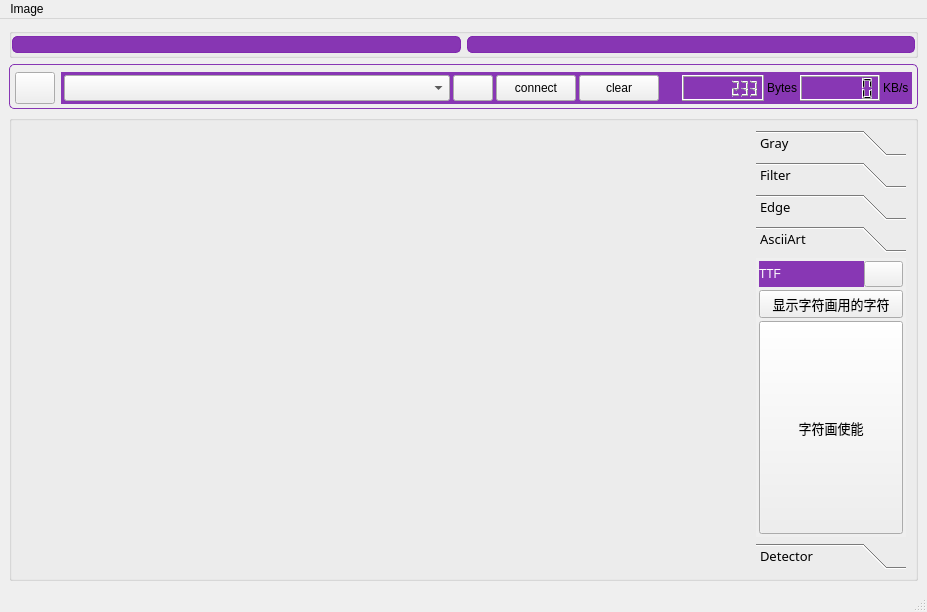
Before: the Qt Designer form usb_receiver.ui in McuMirror/MultiVision, drawn with Qt 5.
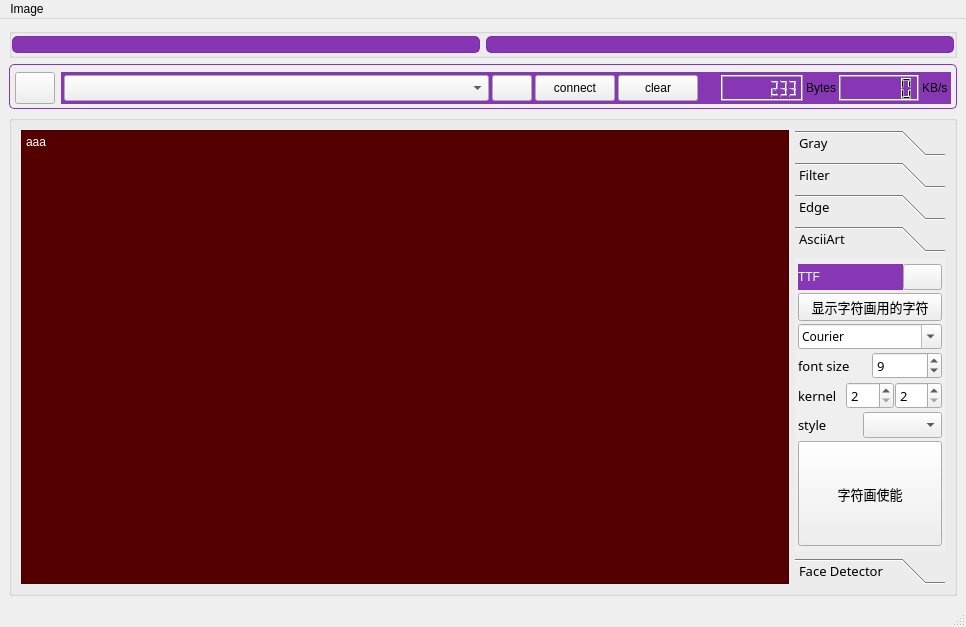
After: the same form once the commit is applied. Icons and pictures are not drawn. Custom widgets are drawn as their Qt base class.

```diff
--- a/usb_receiver.ui
+++ b/usb_receiver.ui
@@ -6,8 +6,8 @@
    <rect>
     <x>0</x>
     <y>0</y>
-    <width>927</width>
-    <height>612</height>
+    <width>966</width>
+    <height>627</height>
    </rect>
   </property>
   <property name="acceptDrops">
@@ -436,13 +436,70 @@
       </property>
       <layout class="QHBoxLayout" name="horizontalLayout_3">
        <item>
-        <widget class="ImageWidget" name="imageWidget" native="true">
-         <property name="sizePolicy">
-          <sizepolicy hsizetype="Preferred" vsizetype="Expanding">
-           <horstretch>0</horstretch>
-           <verstretch>0</verstretch>
-          </sizepolicy>
+        <widget class="QStackedWidget" name="displayStacked">
+         <property name="currentIndex">
+          <number>1</number>
          </property>
+         <widget class="QWidget" name="page">
+          <layout class="QGridLayout" name="gridLayout_2">
+           <property name="leftMargin">
+            <number>0</number>
+           </property>
+           <property name="topMargin">
+            <number>0</number>
+           </property>
+           <property name="rightMargin">
+            <number>0</number>
+           </property>
+           <property name="bottomMargin">
+            <number>0</number>
+           </property>
+           <property name="spacing">
+            <number>0</number>
+           </property>
+           <item row="0" column="0">
+            <widget class="ImageWidget" name="imageWidget" native="true">
+             <property name="sizePolicy">
+              <sizepolicy hsizetype="Preferred" vsizetype="Expanding">
+               <horstretch>0</horstretch>
+               <verstretch>0</verstretch>
+              </sizepolicy>
+             </property>
+            </widget>
+           </item>
+          </layout>
+         </widget>
+         <widget class="QWidget" name="page_2">
+          <layout class="QGridLayout" name="gridLayout_3">
+           <property name="leftMargin">
+            <number>0</number>
+           </property>
+           <property name="topMargin">
+            <number>0</number>
+           </property>
+           <property name="rightMargin">
+            <number>0</number>
+           </property>
+           <property name="bottomMargin">
+            <number>0</number>
+           </property>
+           <property name="spacing">
+            <number>0</number>
+           </property>
+           <item row="0" column="1">
+            <widget class="QPlainTextEdit" name="asciiTextBrowser">
+             <property name="styleSheet">
+              <string notr="true">background-color: rgb(85, 0, 0);
+ 
+color: rgb(255, 255, 255);</string>
+             </property>
+             <property name="plainText">
+              <string>aaa</string>
+             </property>
+            </widget>
+           </item>
+          </layout>
+         </widget>
         </widget>
        </item>
        <item>
@@ -1060,7 +1117,7 @@
             <x>0</x>
             <y>0</y>
             <width>150</width>
-            <height>296</height>
+            <height>311</height>
            </rect>
           </property>
           <attribute name="label">
@@ -1074,13 +1131,13 @@
             <number>3</number>
            </property>
            <property name="topMargin">
-            <number>3</number>
+            <number>6</number>
            </property>
            <property name="rightMargin">
             <number>3</number>
            </property>
            <property name="bottomMargin">
-            <number>3</number>
+            <number>6</number>
            </property>
            <item>
             <layout class="QHBoxLayout" name="horizontalLayout_14">
@@ -1131,10 +1188,113 @@
              </property>
             </widget>
            </item>
+           <item>
+            <widget class="QFontComboBox" name="fontComboBox">
+             <property name="sizePolicy">
+              <sizepolicy hsizetype="Ignored" vsizetype="Fixed">
+               <horstretch>0</horstretch>
+               <verstretch>0</verstretch>
+              </sizepolicy>
+             </property>
+             <property name="font">
+              <font>
+               <family>JetBrains Mono</family>
+               <pointsize>9</pointsize>
+              </font>
+             </property>
+             <property name="layoutDirection">
+              <enum>Qt::LeftToRight</enum>
+             </property>
+             <property name="autoFillBackground">
+              <bool>false</bool>
+             </property>
+             <property name="sizeAdjustPolicy">
+              <enum>QComboBox::AdjustToContentsOnFirstShow</enum>
+             </property>
+             <property name="fontFilters">
+              <set>QFontComboBox::MonospacedFonts|QFontComboBox::ScalableFonts</set>
+             </property>
+            </widget>
+           </item>
+           <item>
+            <layout class="QHBoxLayout" name="horizontalLayout_16">
+             <item>
+              <widget class="QLabel" name="fontSizeLabel">
+               <property name="text">
+                <string>font size</string>
+               </property>
+              </widget>
+             </item>
+             <item>
+              <widget class="QSpinBox" name="fontSizeSpinBox">
+               <property name="minimum">
+                <number>6</number>
+               </property>
+               <property name="maximum">
+                <number>35</number>
+               </property>
+               <property name="value">
+                <number>9</number>
+               </property>
+              </widget>
+             </item>
+            </layout>
+           </item>
+           <item>
+            <layout class="QHBoxLayout" name="horizontalLayout_15">
+             <property name="spacing">
+              <number>1</number>
+             </property>
+             <item>
+              <widget class="QLabel" name="kernelLabel">
+               <property name="text">
+                <string>kernel</string>
+               </property>
+              </widget>
+             </item>
+             <item>
+              <widget class="QSpinBox" name="font_w">
+               <property name="keyboardTracking">
+                <bool>false</bool>
+               </property>
+               <property name="minimum">
+                <number>2</number>
+               </property>
+               <property name="maximum">
+                <number>30</number>
+               </property>
+              </widget>
+             </item>
+             <item>
+              <widget class="QSpinBox" name="font_h">
+               <property name="minimum">
+                <number>2</number>
+               </property>
+               <property name="maximum">
+                <number>50</number>
+               </property>
+              </widget>
+             </item>
+            </layout>
+           </item>
+           <item>
+            <layout class="QHBoxLayout" name="horizontalLayout_17">
+             <item>
+              <widget class="QLabel" name="styleLabel">
+               <property name="text">
+                <string>style</string>
+               </property>
+              </widget>
+             </item>
+             <item>
+              <widget class="QComboBox" name="styleComboBox"/>
+             </item>
+            </layout>
+           </item>
            <item>
             <widget class="QPushButton" name="asciiArtButton">
              <property name="sizePolicy">
-              <sizepolicy hsizetype="Expanding" vsizetype="Expanding">
+              <sizepolicy hsizetype="Preferred" vsizetype="Expanding">
                <horstretch>0</horstretch>
                <verstretch>0</verstretch>
               </sizepolicy>
@@ -1159,7 +1319,7 @@
            </rect>
           </property>
           <attribute name="label">
-           <string>Detector</string>
+           <string>Face Detector</string>
           </attribute>
           <layout class="QVBoxLayout" name="verticalLayout_2">
            <item>
@@ -1220,7 +1380,7 @@
     <rect>
      <x>0</x>
      <y>0</y>
-     <width>927</width>
+     <width>966</width>
      <height>21</height>
     </rect>
    </property>
```
Left out of the diff: 8 changed lines with no effect on the pictures.
